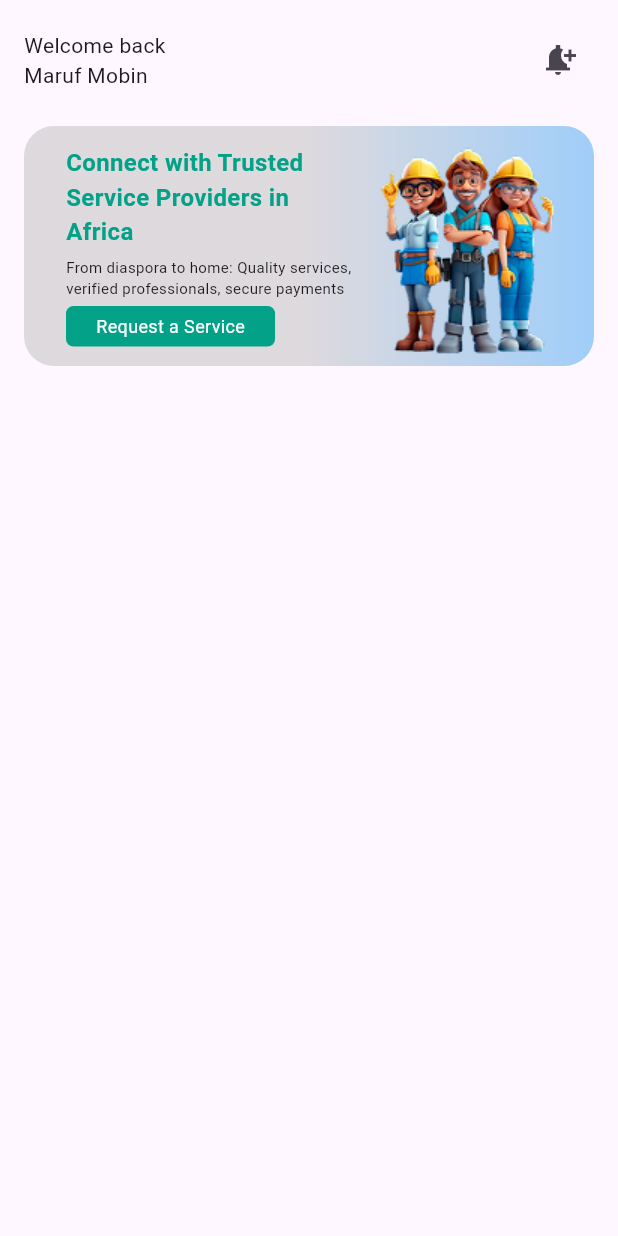
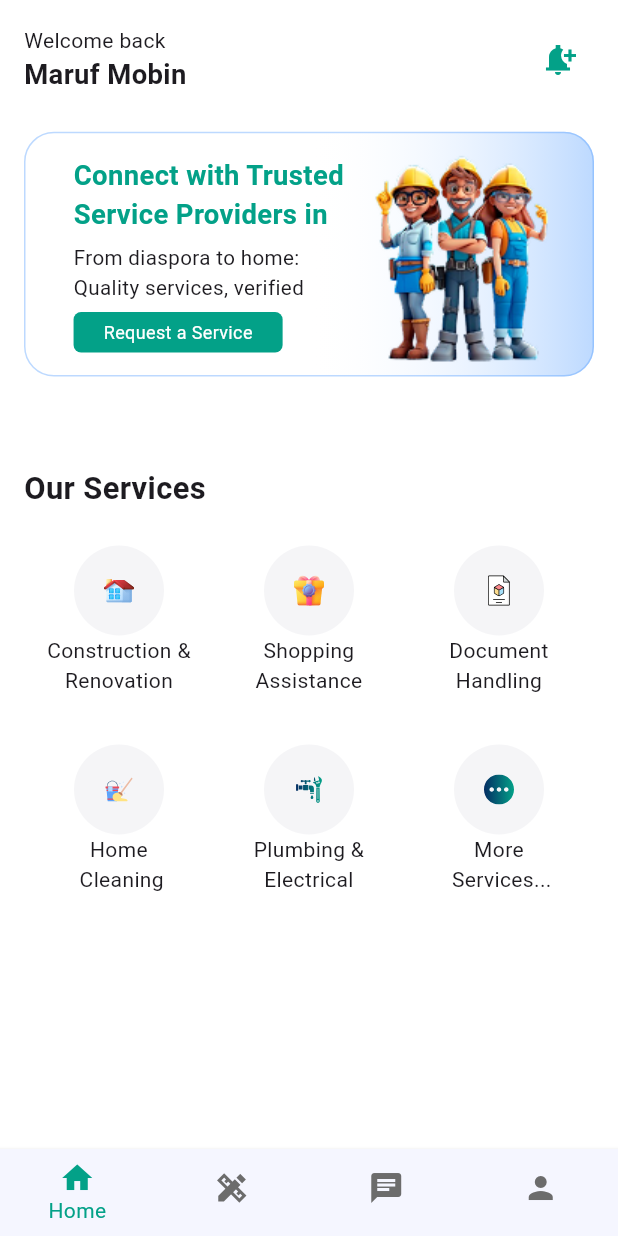
Before and after one commit to csemobin/waafii_app, a Flutter app: the screen it shows after launch, on a phone screen of 412 x 824 dp. Run offline on Flutter 3.47's test engine with Material 3 defaults, Android fonts, the phone set to English and light mode, and no system bars; our stand-ins replace flutter_screenutil, flutter_svg, get, pin_code_fields; missing offline and left inert: flutter_intl_phone_field.

Commit message:
Client Service Home Page Done

```diff
--- a/lib/main.dart
+++ b/lib/main.dart
@@ -10,6 +10,9 @@ class MyApp extends StatelessWidget{
   @override
   Widget build(BuildContext context){
     return ScreenUtilInit(
+      designSize: const Size(360, 690),
+      minTextAdapt: true,
+      splitScreenMode: true,
       builder: (context, child) => GetMaterialApp(
 
         // useInheritedMediaQuery: true,
@@ -20,14 +23,13 @@ class MyApp extends StatelessWidget{
         // home: const SplashScreen(),
         // initialRoute: AppRoutes.userProfileScreen,
         // initialRoute: AppRoutes.clientHomeScreen,
-        initialRoute: AppRoutes.clientHomeScreen,
+        initialRoute: AppRoutes.clientBottomNavigationScreens,
 
         getPages: AppRoutes.routes,
 
         // theme: light(),
         themeMode: ThemeMode.light,
       ),
-      designSize: const Size(393, 852),
     );
   }
 }
--- a/lib/routes/approutes.dart
+++ b/lib/routes/approutes.dart
@@ -7,8 +7,9 @@ import 'package:waafii/views/screens/auth/sign_in.dart';
 import 'package:waafii/views/screens/auth/sign_up.dart';
 import 'package:waafii/views/screens/auth/terms_condition.dart';
 import 'package:waafii/views/screens/auth/validation.dart';
+import 'package:waafii/views/screens/client/client_bottom_navigation_control_screens.dart';
 import 'package:waafii/views/screens/error/error_screen.dart';
-import 'package:waafii/views/screens/home_screen/client_home_screen.dart';
+import 'package:waafii/views/screens/client/home/client_home_screen.dart';
 import 'package:waafii/views/screens/onboard/on_board_screen.dart';
 import 'package:waafii/views/screens/profile/provider_profile.dart';
 import 'package:waafii/views/screens/profile/user_profile.dart';
@@ -31,6 +32,7 @@ class AppRoutes{
   static const String providerProfileScreen = '/provider_profile.dart';
   static const String clientHomeScreen = '/client_home_screen.dart';
   static const String serviceScreen = '/service_screen.dart';
+  static const String clientBottomNavigationScreens = '/client_bottom_navigation_control_screens.dart';
 
   static List<GetPage> get routes => [
     GetPage( name: splashScreen, page: () => const SplashScreen()),
@@ -49,6 +51,6 @@ class AppRoutes{
         name: providerProfileScreen, page: () => const ProviderProfileScreen()),
     GetPage(name: clientHomeScreen, page: () => const ClientHomeScreen()),
     GetPage(name: serviceScreen, page: ()=> const ServiceScreen()),
-
+    GetPage(name: clientBottomNavigationScreens, page: () => const ClientBottomNavigationControlScreens())
   ];
 }
--- a/lib/utils/app_colors.dart
+++ b/lib/utils/app_colors.dart
@@ -1,6 +1,7 @@
 import 'package:flutter/material.dart';
 
 class AppColors{
+  static const Color navigationBarColor = Color.fromRGBO(245, 246, 255, 1);
   static const Color textColor =Color.fromRGBO(245, 130, 32, 1);
   static const Color secondaryColor = Color.fromRGBO(127, 176, 54, 1);
   static const Color greyColor = Color.fromRGBO(108, 108, 108, 1);
--- a/lib/utils/app_icons.dart
+++ b/lib/utils/app_icons.dart
@@ -6,4 +6,13 @@ class AppIcons {
   static const String popupSvg = '$path/popup.svg';
   static const String userSvg = '$path/profileSvg.svg';
   static const String camaraSvg = '$path/camera_svg.svg';
+
+  // Service Page all icons are here
+  static const String homeSvg = '$path/service-home.svg';
+  static const String cleanUpSvg = '$path/service-clean-up.svg';
+  static const String documentationSvg = '$path/service-documentation.svg';
+  static const String chatSvg = '$path/service-chat.svg';
+  static const String pickupSvg = '$path/service-pickup.svg';
+  static const String waterTapSvg = '$path/service-water-tap.svg';
+  static const String giftboxSvg = '$path/service-giftbox.svg';
 }
--- /dev/null
+++ b/lib/views/screens/client/chat/chat.dart
@@ -0,0 +1,19 @@
+import 'package:flutter/material.dart';
+
+class ChatScreen extends StatefulWidget {
+  const ChatScreen({super.key});
+
+  @override
+  State<ChatScreen> createState() => _ChatScreenState();
+}
+
+class _ChatScreenState extends State<ChatScreen> {
+  @override
+  Widget build(BuildContext context) {
+    return Scaffold(
+      body: Center(
+        child: Text("This is Chat Screen"),
+      ),
+    );
+  }
+}
--- /dev/null
+++ b/lib/views/screens/client/client_bottom_navigation_control_screens.dart
@@ -0,0 +1,64 @@
+import 'package:flutter/material.dart';
+import 'package:waafii/utils/app_colors.dart';
+import 'package:waafii/views/screens/client/chat/chat.dart';
+import 'package:waafii/views/screens/client/home/client_home_screen.dart';
+import 'package:waafii/views/screens/client/profile/profile.dart';
+import 'package:waafii/views/screens/client/service/service.dart';
+
+class ClientBottomNavigationControlScreens extends StatefulWidget {
+  const ClientBottomNavigationControlScreens({super.key});
+
+  @override
+  State<ClientBottomNavigationControlScreens> createState() =>
+      _ClientBottomNavigationControlScreensState();
+}
+
+class _ClientBottomNavigationControlScreensState
+    extends State<ClientBottomNavigationControlScreens> {
+  int _selectedIndex = 0;
+
+  // Bottom Navigation Bar Screen List
+  final List<Widget> _pages = [
+    ClientHomeScreen(),
+    ServiceScreen(),
+    ChatScreen(),
+    ProfileScreen(),
+  ];
+
+  // on Tap Controller
+  void _onItemTapped(int index) {
+    setState(() {
+      _selectedIndex = index;
+    });
+  }
+
+  @override
+  Widget build(BuildContext context) {
+    return Scaffold(
+      body: _pages[_selectedIndex],
+      // Bottom Navigation Relate Work are here
+      backgroundColor: Colors.white,
+      bottomNavigationBar: BottomNavigationBar(
+        onTap: (index) {
+          _onItemTapped(index);
+        },
+        backgroundColor: AppColors.navigationBarColor,
+        currentIndex: _selectedIndex,
+        elevation: 2.2,
+        showUnselectedLabels: false,
+        selectedItemColor: AppColors.primaryColor,
+        unselectedItemColor: AppColors.greyColor,
+        type: BottomNavigationBarType.fixed,
+        items: [
+          BottomNavigationBarItem(icon: Icon(Icons.home), label: 'Home'),
+          BottomNavigationBarItem(
+            icon: Icon(Icons.design_services_sharp),
+            label: 'Service',
+          ),
+          BottomNavigationBarItem(icon: Icon(Icons.chat), label: 'Message'),
+          BottomNavigationBarItem(icon: Icon(Icons.person), label: 'Profile'),
+        ],
+      ),
+    );
+  }
+}
--- /dev/null
+++ b/lib/views/screens/client/home/client_home_screen.dart
@@ -0,0 +1,244 @@
+import 'package:flutter/material.dart';
+import 'package:flutter_screenutil/flutter_screenutil.dart';
+import 'package:flutter_svg/flutter_svg.dart';
+import 'package:waafii/utils/app_colors.dart';
+import 'package:waafii/utils/app_icons.dart';
+import 'package:waafii/utils/app_images.dart';
+
+class ClientHomeScreen extends StatefulWidget {
+  const ClientHomeScreen({super.key});
+
+  @override
+  State<ClientHomeScreen> createState() => _ClientHomeScreenState();
+}
+
+class _ClientHomeScreenState extends State<ClientHomeScreen> {
+  final List<Map<String, String>> _ourServices = [
+    {'icon': AppIcons.homeSvg, 'name': 'Construction & Renovation'},
+    {'icon': AppIcons.giftboxSvg, 'name': 'Shopping Assistance'},
+    {'icon': AppIcons.documentationSvg, 'name': 'Document Handling'},
+    {'icon': AppIcons.cleanUpSvg, 'name': 'Home \n Cleaning'},
+    {'icon': AppIcons.waterTapSvg, 'name': 'Plumbing & Electrical'},
+    {'icon': AppIcons.chatSvg, 'name': 'More \n Services...'},
+  ];
+
+  @override
+  Widget build(BuildContext context) {
+    return Scaffold(
+      backgroundColor: Colors.white,
+      body: SafeArea(
+        child: Padding(
+          padding: const EdgeInsets.all(16.0),
+          child: Column(
+            children: [
+              // Name and Notification Section
+              Row(
+                mainAxisAlignment: MainAxisAlignment.spaceBetween,
+                children: [
+                  Column(
+                    mainAxisAlignment: MainAxisAlignment.start,
+                    crossAxisAlignment: CrossAxisAlignment.start,
+                    children: [
+                      Text('Welcome back'),
+                      Text(
+                        'Maruf Mobin',
+                        style: TextStyle(
+                          fontSize: 16.sp,
+                          fontWeight: FontWeight.w600,
+                        ),
+                      ),
+                    ],
+                  ),
+                  IconButton(
+                    onPressed: () {},
+                    icon: Icon(Icons.notification_add_sharp, color: AppColors.primaryColor,),
+                  ),
+                ],
+              ),
+
+              SizedBox(height: 20.h),
+              //Banner Section are here
+              Container(
+                padding: EdgeInsets.symmetric(horizontal: 20.w, vertical: 5.h),
+                decoration: BoxDecoration(
+                  border: Border.all(color: Color.fromRGBO(90, 161, 255, 0.4)),
+                  gradient: LinearGradient(
+                    colors: [
+                      Color.fromRGBO(255, 255, 255, 0),
+                      Color.fromRGBO(90, 161, 255, 0.4),
+                    ],
+                    begin: Alignment.center,
+                  ),
+                  borderRadius: BorderRadius.circular(20),
+                ),
+                child: Row(
+                  mainAxisAlignment: MainAxisAlignment.spaceBetween,
+                  children: [
+                    Expanded(
+                      child: Padding(
+                        padding: EdgeInsets.all(8.r),
+                        child: Column(
+                          crossAxisAlignment: CrossAxisAlignment.start,
+                          children: [
+                            Text(
+                              'Connect with Trusted Service Providers in Africa',
+                              maxLines: 2,
+                              style: TextStyle(
+                                fontSize: 16.sp,
+                                color: AppColors.primaryColor,
+                                fontWeight: FontWeight.w600,
+                              ),
+                            ),
+                            SizedBox(height: 5.h),
+                            Text(
+                              'From diaspora to home: Quality services, verified professionals, secure payments',
+                              maxLines: 2,
+                              style: TextStyle(fontSize: 12.sp),
+                            ),
+                            SizedBox(height: 5.h),
+
+                            GestureDetector(
+                              onTap: () {},
+
+                              child: Container(
+                                padding: EdgeInsets.symmetric(
+                                  horizontal: 20,
+                                  vertical: 5,
+                                ),
+
+                                decoration: BoxDecoration(
+                                  borderRadius: BorderRadius.circular(5),
+                                  color: AppColors.primaryColor,
+                                ),
+                                child: Text(
+                                  'Request a Service',
+                                  style: TextStyle(
+                                    color: Colors.white,
+                                    fontSize: 12,
+                                  ),
+                                ),
+                              ),
+                            ),
+                          ],
+                        ),
+                      ),
+                    ),
+                    Image.asset(AppImagePath.bannerImagePng),
+                  ],
+                ),
+              ),
+              SizedBox(height: 50.h),
+
+              Row(
+                children: [
+                  Text(
+                    'Our Services',
+                    style: TextStyle(
+                      fontSize: 18.sp,
+                      fontWeight: FontWeight.w700,
+                    ),
+                  ),
+                ],
+              ),
+
+              SizedBox(height: 20.h),
+
+              // Our Service Related work are start here
+              Expanded(
+                child: GridView.builder(
+                  itemCount: 6,
+                  scrollDirection: Axis.vertical,
+                  gridDelegate: SliverGridDelegateWithFixedCrossAxisCount(
+                    crossAxisCount: 3,
+                    mainAxisSpacing: 6,
+                  ),
+
+                  itemBuilder: (context, index) => Center(
+                    child: Column(
+                      children: [
+                        Container(
+                          padding: EdgeInsets.all(10),
+                          // height: 55.h,
+                          // width: 55.w,
+
+                          decoration: BoxDecoration(
+                            borderRadius: BorderRadius.circular(30),
+                            color: Color.fromRGBO(245, 245, 247, 1),
+                          ),
+                          child: SvgPicture.asset(_ourServices[index]['icon']!),
+                        ),
+                        Text(
+                          _ourServices[index]['name']!,
+                          maxLines: 2,
+                          textAlign: TextAlign.center,
+                          style: TextStyle(fontSize: 14),
+                        ),
+                      ],
+                    ),
+                  ),
+                ),
+              ),
+            ],
+          ),
+        ),
+      ),
+    );
+  }
+}
+
+//
+// import 'package:flutter/material.dart';
+//
+// class ClientHomeScreen extends StatefulWidget {
+//   const ClientHomeScreen({super.key});
+//
+//   @override
+//   State<ClientHomeScreen> createState() => _ClientHomeScreenState();
+// }
+//
+// class _ClientHomeScreenState extends State<ClientHomeScreen> {
+//   int _selectedIndex = 0;
+//
+//   // List of pages to display
+//   final List<Widget> _pages = [
+//     Center(child: Text('🏠 Home Screen')),
+//     Center(child: Text('🔍 Search Screen')),
+//     Center(child: Text('👤 Profile Screen')),
+//   ];
+//
+//   void _onItemTapped(int index) {
+//     setState(() {
+//       _selectedIndex = index; // update selected tab
+//     });
+//   }
+//
+//   @override
+//   Widget build(BuildContext context) {
+//     return Scaffold(
+//       appBar: AppBar(title: Text("Bottom Navigation Example")),
+//       body: _pages[_selectedIndex], // display the selected page
+//
+//       // The BottomNavigationBar widget
+//       bottomNavigationBar: BottomNavigationBar(
+//         currentIndex: _selectedIndex,
+//         onTap: _onItemTapped,
+//         selectedItemColor: Colors.blue,
+//         unselectedItemColor: Colors.grey,
+//         items: const [
+//           BottomNavigationBarItem(
+//             icon: Icon(Icons.home),
+//             label: 'Home',
+//           ),
+//           BottomNavigationBarItem(
+//             icon: Icon(Icons.search),
+//             label: 'Search',
+//           ),
+//           BottomNavigationBarItem(
+//             icon: Icon(Icons.person),
+//             label: 'Profile',
+//           ),
+//         ],
+//       ),
+//     );
+//   }
+// }
--- /dev/null
+++ b/lib/views/screens/client/home/home.dart
@@ -0,0 +1,20 @@
+import 'package:flutter/material.dart';
+
+class HomeScreen extends StatefulWidget {
+  const HomeScreen({super.key});
+
+  @override
+  State<HomeScreen> createState() => _HomeScreenState();
+}
+
+class _HomeScreenState extends State<HomeScreen> {
+
+  @override
+  Widget build(BuildContext context) {
+    return Scaffold(
+      body: Center(
+        child: Text("Profile"),
+      ),
+    );
+  }
+}
--- /dev/null
+++ b/lib/views/screens/client/profile/profile.dart
@@ -0,0 +1,17 @@
+import 'package:flutter/material.dart';
+
+class ProfileScreen extends StatefulWidget {
+  const ProfileScreen({super.key});
+
+  @override
+  State<ProfileScreen> createState() => _ProfileScreenState();
+}
+
+class _ProfileScreenState extends State<ProfileScreen> {
+  @override
+  Widget build(BuildContext context) {
+    return Scaffold(
+      body: Center(child: Text('Profile Screen')),
+    );
+  }
+}
--- /dev/null
+++ b/lib/views/screens/client/service/service.dart
@@ -0,0 +1,17 @@
+import 'package:flutter/material.dart';
+
+class ServiceScreen extends StatefulWidget {
+  const ServiceScreen({super.key});
+
+  @override
+  State<ServiceScreen> createState() => _ServiceScreenState();
+}
+
+class _ServiceScreenState extends State<ServiceScreen> {
+  @override
+  Widget build(BuildContext context) {
+    return const Scaffold(
+      body: Text('This is Service page'),
+    );
+  }
+}
--- a/lib/views/screens/home_screen/client_home_screen.dart
+++ /dev/null
@@ -1,124 +0,0 @@
-import 'package:flutter/material.dart';
-import 'package:waafii/utils/app_colors.dart';
-import 'package:waafii/utils/app_images.dart';
-
-class ClientHomeScreen extends StatefulWidget {
-  const ClientHomeScreen({super.key});
-
-  @override
-  State<ClientHomeScreen> createState() => _ClientHomeScreenState();
-}
-
-class _ClientHomeScreenState extends State<ClientHomeScreen> {
-  @override
-  Widget build(BuildContext context) {
-    return Scaffold(
-      body: SafeArea(
-        child: Padding(
-          padding: const EdgeInsets.all(16.0),
-          child: Column(
-            children: [
-              // Name and Notification Section
-              Row(
-                mainAxisAlignment: MainAxisAlignment.spaceBetween,
-                children: [
-                  Column(
-                      mainAxisAlignment: MainAxisAlignment.start,
-                      crossAxisAlignment: CrossAxisAlignment.start,
-                      children: [Text('Welcome back'), Text('Maruf Mobin'),]),
-                  IconButton(
-                    onPressed: () {},
-                    icon: Icon(Icons.notification_add_sharp),
-                  ),
-                ],
-              ),
-
-              SizedBox(height: 20,),
-
-              //Banner Section are here
-              Container(
-                padding: const EdgeInsets.symmetric(
-                    horizontal: 20, vertical: 5
-                ),
-                decoration: BoxDecoration(
-                  gradient: LinearGradient(colors: [
-                    Colors.grey.shade400.withOpacity(0.5),
-                    Colors.blue.shade400.withOpacity(0.5),
-                  ], begin: Alignment.center),
-                  borderRadius: BorderRadius.circular(20),
-                ),
-                child: Row(
-                  mainAxisAlignment: MainAxisAlignment.spaceBetween,
-                  children: [
-                    Expanded(
-                      child: Padding(
-                        padding: const EdgeInsets.all(8.0),
-                        child: Column(
-                          crossAxisAlignment: CrossAxisAlignment.start,
-                          children: [
-                            Text(
-                              'Connect with Trusted Service Providers in Africa',
-                              style: TextStyle(
-                                  fontSize: 16,
-                                  color: AppColors.primaryColor,
-                                  fontWeight: FontWeight.w600
-                              ),),
-                            SizedBox(height: 5,),
-                            Text(
-                              'From diaspora to home: Quality services, verified professionals, secure payments',
-                              style: TextStyle(
-                                  fontSize: 10
-                              ),),
-                            SizedBox(height: 5,),
-                            GestureDetector(
-                              onTap: () {},
-
-                              child: Container(
-                                padding: EdgeInsets.symmetric(
-                                    horizontal: 20,
-                                    vertical: 5
-                                ),
-
-                                decoration: BoxDecoration(
-                                    borderRadius: BorderRadius.circular(5),
-                                    color: AppColors.primaryColor
-                                ),
-                                child: Text(
-                                  'Request a Service', style: TextStyle(
-                                    color: Colors.white,
-                                    fontSize: 12
-                                ),),
-                              ),
-                            )
-
-                          ],
-                        ),
-                      ),
-                    ),
-                    Image.asset(
-                      AppImagePath.bannerImagePng,)
-                  ],
-                ),
-              ),
-
-
-              // GridView.builder(
-              //   itemCount: 3,
-              //   scrollDirection: Axis.vertical,
-              //   gridDelegate: SliverGridDelegateWithFixedCrossAxisCount(
-              //     crossAxisCount: 3,
-              //     childAspectRatio: 2,
-              //     crossAxisSpacing: 10,
-              //   ),
-              //   itemBuilder: (context, index) =>
-              //       Card(
-              //         child: Text('Maruf'),
-              //       ),
-              // ),
-            ],
-          ),
-        ),
-      ),
-    );
-  }
-}
```
Also changed, not shown: assets/icons/service-chat.svg (added), assets/icons/service-clean-up.svg (added), assets/icons/service-documentation.svg (added), assets/icons/service-giftbox.svg (added), assets/icons/service-gitftbox.svg (added), assets/icons/service-home.svg (added), assets/icons/service-pickup.svg (added), assets/icons/service-water-tap.svg (added).
